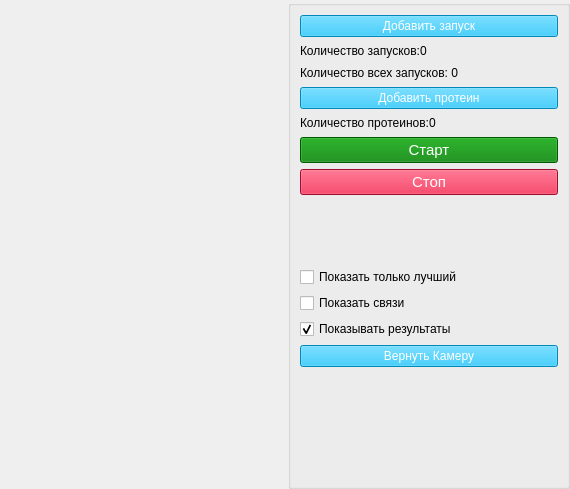
Qt form scene/mainwindow.ui (Gid32/ProteinFolding) before a commit.
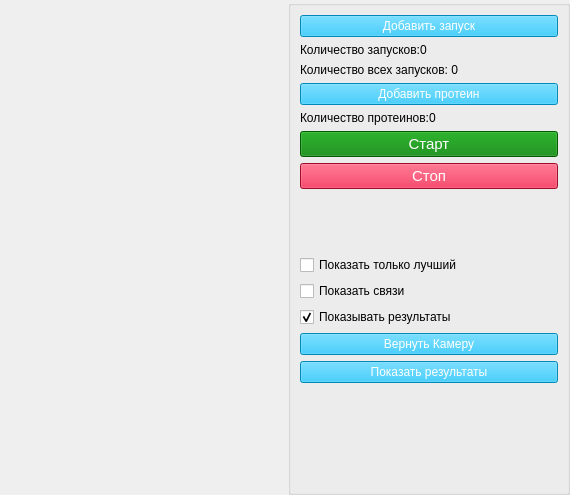
The same form after that commit.

```diff
--- a/scene/mainwindow.ui
+++ b/scene/mainwindow.ui
@@ -191,6 +191,16 @@
             </property>
            </widget>
           </item>
+          <item>
+           <widget class="QPushButton" name="showResult">
+            <property name="styleSheet">
+             <string notr="true">color:white;background-color:#00BFFF;font-size:12px</string>
+            </property>
+            <property name="text">
+             <string>Показать результаты</string>
+            </property>
+           </widget>
+          </item>
           <item>
            <widget class="QLabel" name="proteinLength">
             <property name="text">
```
